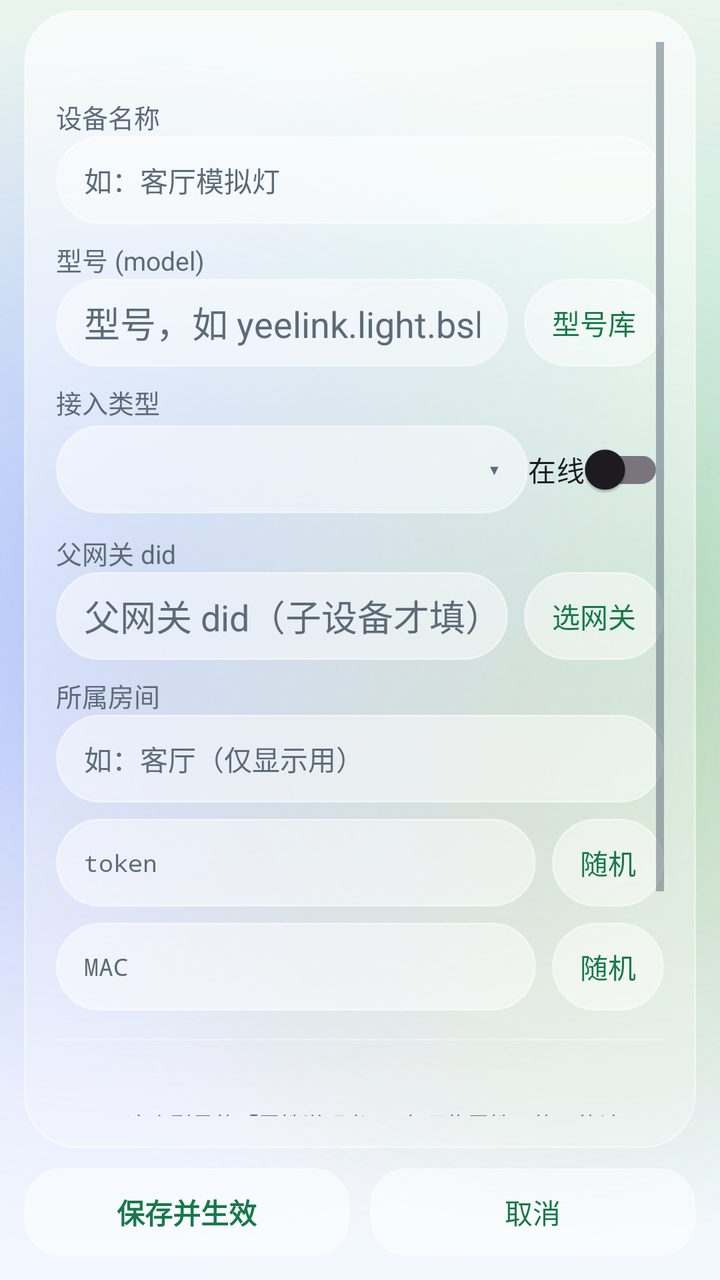
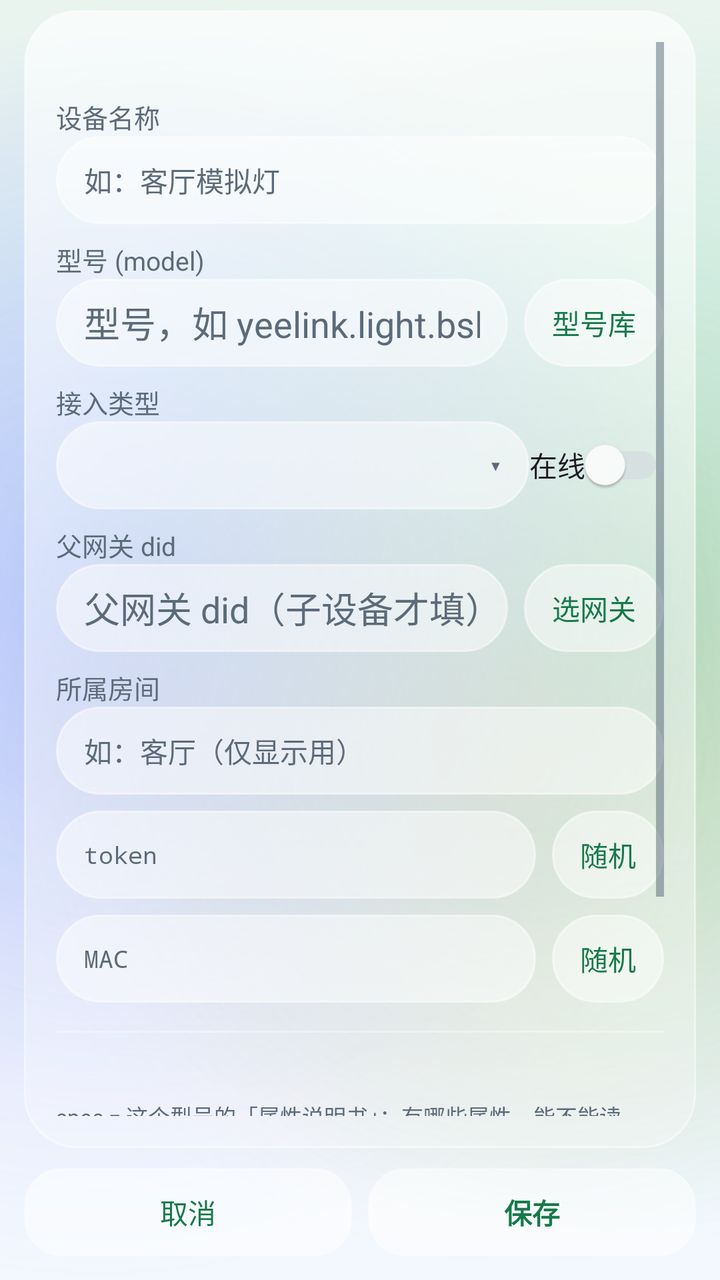

Screens rendered from an Android XML layout before and after an edit, with the pre-edit source and the edit as a unified diff.
<!-- AndroidManifest.xml: application theme Theme.MijiaSim -->
<!-- res/layout/activity_device_edit.xml -->
<?xml version="1.0" encoding="utf-8"?>
<LinearLayout xmlns:android="http://schemas.android.com/apk/res/android"
    android:layout_width="match_parent"
    android:layout_height="match_parent"
    android:orientation="vertical">

    
    <LinearLayout
        android:layout_width="match_parent"
        android:layout_height="0dp"
        android:layout_marginStart="12dp"
        android:layout_marginTop="5dp"
        android:layout_marginEnd="12dp"
        android:layout_marginBottom="0dp"
        android:layout_weight="1"
        android:background="@drawable/bg_glass_card_faint"
        android:orientation="vertical"
        android:padding="16dp">

        <ScrollView
            android:layout_width="match_parent"
            android:layout_height="match_parent"
            android:fillViewport="true"
            android:scrollbars="vertical">

            <LinearLayout
                android:layout_width="match_parent"
                android:layout_height="wrap_content"
                android:orientation="vertical">

            <TextView
                android:id="@+id/edit_did"
                android:layout_width="match_parent"
                android:layout_height="wrap_content"
                android:fontFamily="monospace"
                android:textColor="@color/ink_muted"
                android:textSize="13sp" />

            <TextView
                android:layout_width="match_parent"
                android:layout_height="wrap_content"
                android:paddingTop="10dp"
                android:text="@string/label_name"
                android:textColor="@color/ink_muted"
                android:textSize="13sp" />

            <EditText
                android:id="@+id/input_name"
                android:layout_width="match_parent"
                android:layout_height="44dp"
                android:background="@drawable/bg_glass_pill_input"
                android:gravity="center_vertical"
                android:hint="@string/hint_name"
                android:inputType="text"
                android:maxLines="1"
                android:paddingLeft="14dp"
                android:paddingRight="14dp"
                android:textColor="@color/ink"
                android:textColorHint="@color/ink_muted"
                android:textSize="14sp" />

            <TextView
                android:layout_width="match_parent"
                android:layout_height="wrap_content"
                android:paddingTop="8dp"
                android:text="@string/label_model"
                android:textColor="@color/ink_muted"
                android:textSize="13sp" />

            <LinearLayout
                android:layout_width="match_parent"
                android:layout_height="wrap_content"
                android:gravity="center_vertical"
                android:orientation="horizontal">

                <EditText
                    android:id="@+id/input_model"
                    android:layout_width="0dp"
                    android:layout_height="44dp"
                    android:layout_weight="1"
                    android:background="@drawable/bg_glass_pill_input"
                    android:gravity="center_vertical"
                    android:hint="@string/hint_model"
                    android:inputType="text"
                    android:maxLines="1"
                    android:minHeight="44dp"
                    android:paddingLeft="14dp"
                    android:paddingRight="14dp"
                    android:textColor="@color/ink"
                    android:textColorHint="@color/ink_muted" />

                <Button
                    android:id="@+id/btn_pick_model"
                    style="@style/Widget.MijiaSim.Button.Pill"
                    android:layout_width="wrap_content"
                    android:layout_height="44dp"
                    android:textSize="14sp"
                    android:layout_marginStart="8dp"
                    android:text="@string/action_pick_model" />
            </LinearLayout>

            <TextView
                android:layout_width="match_parent"
                android:layout_height="wrap_content"
                android:paddingTop="8dp"
                android:text="@string/label_type"
                android:textColor="@color/ink_muted"
                android:textSize="13sp" />

            <LinearLayout
                android:layout_width="match_parent"
                android:layout_height="wrap_content"
                android:gravity="center_vertical"
                android:orientation="horizontal">

                
                <FrameLayout
                    android:layout_width="0dp"
                    android:layout_height="44dp"
                    android:layout_weight="1"
                    android:background="@drawable/bg_glass_pill_input">

                    <Spinner
                        android:id="@+id/spinner_type"
                        android:layout_width="match_parent"
                        android:layout_height="44dp"
                        android:background="@null"
                        android:paddingStart="16dp"
                        android:paddingEnd="34dp" />

                    <TextView
                        android:layout_width="34dp"
                        android:layout_height="44dp"
                        android:layout_gravity="end"
                        android:gravity="center"
                        android:text="@string/status_arrow_open"
                        android:textColor="@color/ink_muted"
                        android:textSize="14sp" />
                </FrameLayout>

                <androidx.appcompat.widget.SwitchCompat
                    android:id="@+id/switch_online"
                    android:layout_width="wrap_content"
                    android:layout_height="wrap_content"
                    android:text="@string/label_online" />
            </LinearLayout>

            <TextView
                android:id="@+id/label_parent_row"
                android:layout_width="match_parent"
                android:layout_height="wrap_content"
                android:paddingTop="8dp"
                android:text="@string/label_parent_gateway"
                android:textColor="@color/ink_muted"
                android:textSize="13sp" />

            <LinearLayout
                android:id="@+id/parent_row"
                android:layout_width="match_parent"
                android:layout_height="wrap_content"
                android:gravity="center_vertical"
                android:orientation="horizontal">

                <EditText
                    android:id="@+id/input_parent_did"
                    android:layout_width="0dp"
                    android:layout_height="44dp"
                    android:layout_weight="1"
                    android:background="@drawable/bg_glass_pill_input"
                    android:gravity="center_vertical"
                    android:hint="@string/hint_parent_did"
                    android:inputType="number"
                    android:maxLines="1"
                    android:minHeight="44dp"
                    android:paddingLeft="14dp"
                    android:paddingRight="14dp"
                    android:textColor="@color/ink"
                    android:textColorHint="@color/ink_muted" />

                <Button
                    android:id="@+id/btn_pick_parent"
                    style="@style/Widget.MijiaSim.Button.Pill"
                    android:layout_width="wrap_content"
                    android:layout_height="44dp"
                    android:textSize="14sp"
                    android:layout_marginStart="8dp"
                    android:text="@string/action_pick_gateway" />
            </LinearLayout>

            <TextView
                android:layout_width="match_parent"
                android:layout_height="wrap_content"
                android:paddingTop="8dp"
                android:text="@string/label_room"
                android:textColor="@color/ink_muted"
                android:textSize="13sp" />

            <EditText
                android:id="@+id/input_room"
                android:layout_width="match_parent"
                android:layout_height="44dp"
                android:background="@drawable/bg_glass_pill_input"
                android:gravity="center_vertical"
                android:hint="@string/hint_room"
                android:inputType="text"
                android:maxLines="1"
                android:paddingLeft="14dp"
                android:paddingRight="14dp"
                android:textColor="@color/ink"
                android:textColorHint="@color/ink_muted"
                android:textSize="14sp" />

            <LinearLayout
                android:layout_width="match_parent"
                android:layout_height="wrap_content"
                android:gravity="center_vertical"
                android:orientation="horizontal"
                android:paddingTop="8dp">

                <EditText
                    android:id="@+id/input_token"
                    android:layout_width="0dp"
                    android:layout_height="44dp"
                    android:layout_weight="1"
                    android:background="@drawable/bg_glass_pill_input"
                    android:gravity="center_vertical"
                    android:fontFamily="monospace"
                    android:hint="@string/label_token"
                    android:inputType="textCapCharacters"
                    android:maxLines="1"
                    android:minHeight="44dp"
                    android:paddingLeft="14dp"
                    android:paddingRight="14dp"
                    android:textColor="@color/ink"
                    android:textColorHint="@color/ink_muted"
                    android:textSize="12sp" />

                <Button
                    android:id="@+id/btn_token"
                    style="@style/Widget.MijiaSim.Button.Pill"
                    android:layout_width="wrap_content"
                    android:layout_height="44dp"
                    android:textSize="14sp"
                    android:layout_marginStart="8dp"
                    android:text="@string/action_random" />
            </LinearLayout>

            <LinearLayout
                android:layout_width="match_parent"
                android:layout_height="wrap_content"
                android:gravity="center_vertical"
                android:orientation="horizontal"
                android:paddingTop="8dp">

                <EditText
                    android:id="@+id/input_mac"
                    android:layout_width="0dp"
                    android:layout_height="44dp"
                    android:layout_weight="1"
                    android:background="@drawable/bg_glass_pill_input"
                    android:gravity="center_vertical"
                    android:fontFamily="monospace"
                    android:hint="@string/label_mac"
                    android:inputType="textCapCharacters"
                    android:maxLines="1"
                    android:minHeight="44dp"
                    android:paddingLeft="14dp"
                    android:paddingRight="14dp"
                    android:textColor="@color/ink"
                    android:textColorHint="@color/ink_muted"
                    android:textSize="12sp" />

                <Button
                    android:id="@+id/btn_mac"
                    style="@style/Widget.MijiaSim.Button.Pill"
                    android:layout_width="wrap_content"
                    android:layout_height="44dp"
                    android:textSize="14sp"
                    android:layout_marginStart="8dp"
                    android:text="@string/action_random" />
            </LinearLayout>

            <View
                android:layout_width="match_parent"
                android:layout_height="1dp"
                android:layout_marginTop="14dp"
                android:layout_marginBottom="14dp"
                android:background="@color/glass_stroke_soft" />

            <TextView
                android:id="@+id/spec_summary"
                android:layout_width="match_parent"
                android:layout_height="wrap_content"
                android:textColor="@color/ink"
                android:textSize="13sp" />

            
            <TextView
                android:layout_width="match_parent"
                android:layout_height="wrap_content"
                android:paddingTop="2dp"
                android:text="@string/hint_spec_what"
                android:textColor="@color/ink_muted"
                android:textSize="11sp" />

            <LinearLayout
                android:layout_width="match_parent"
                android:layout_height="wrap_content"
                android:layout_marginTop="4dp"
                android:gravity="center_vertical"
                android:orientation="horizontal">

                <Button
                    android:id="@+id/btn_fetch_spec"
                    style="@style/Widget.MijiaSim.Button.Pill"
                    android:layout_width="wrap_content"
                    android:layout_height="44dp"
                    android:textSize="14sp"
                    android:text="@string/action_fetch_spec_online" />

                <Button
                    android:id="@+id/btn_reset_state"
                    style="@style/Widget.MijiaSim.Button.Pill"
                    android:layout_width="wrap_content"
                    android:layout_height="44dp"
                    android:textSize="14sp"
                    android:layout_marginStart="8dp"
                    android:text="@string/action_reset_state" />
            </LinearLayout>

            <TextView
                android:layout_width="match_parent"
                android:layout_height="wrap_content"
                android:paddingTop="12dp"
                android:text="@string/label_props"
                android:textColor="@color/ink"
                android:textSize="15sp"
                android:textStyle="bold" />

            <LinearLayout
                android:id="@+id/prop_container"
                android:layout_width="match_parent"
                android:layout_height="wrap_content"
                android:orientation="vertical" />

            </LinearLayout>
        </ScrollView>
    </LinearLayout>

    
    <LinearLayout
        android:id="@+id/bottom_action_bar"
        android:layout_width="match_parent"
        android:layout_height="wrap_content"
        android:gravity="center_vertical"
        android:orientation="horizontal"
        android:paddingStart="12dp"
        android:paddingTop="10dp"
        android:paddingEnd="12dp"
        android:paddingBottom="12dp">

        
        <Button
            android:id="@+id/btn_save"
            style="@style/Widget.MijiaSim.Button.Primary"
            android:layout_width="0dp"
            android:layout_height="44dp"
            android:layout_weight="1"
            android:background="@drawable/bg_glass_input_button"
            android:text="@string/action_save"
            android:textSize="14sp" />

        <Button
            android:id="@+id/btn_cancel"
            style="@style/Widget.MijiaSim.Button.Pill"
            android:layout_width="0dp"
            android:layout_height="44dp"
            android:layout_marginStart="10dp"
            android:layout_weight="1"
            android:background="@drawable/bg_glass_input_button"
            android:text="@string/action_cancel"
            android:textSize="14sp" />
    </LinearLayout>
</LinearLayout>
<!-- resources referenced by this layout -->
<resources>
  <color name="glass_stroke_soft">#4DFFFFFF</color>
  <color name="ink">#FF1B1F24</color>
  <color name="ink_muted">#FF5C6B7A</color>
  <string name="action_cancel">取消</string>
  <string name="action_pick_gateway">选网关</string>
  <string name="action_pick_model">型号库</string>
  <string name="action_random">随机</string>
  <string name="action_reset_state">重置实时状态</string>
  <string name="action_save">保存并生效</string>
  <string name="hint_name">如：客厅模拟灯</string>
  <string name="hint_parent_did">父网关 did（子设备才填）</string>
  <string name="hint_room">如：客厅（仅显示用）</string>
  <string name="label_mac">MAC</string>
  <string name="label_model">型号 (model)</string>
  <string name="label_name">设备名称</string>
  <string name="label_online">在线</string>
  <string name="label_parent_gateway">父网关 did</string>
  <string name="label_props">属性初值</string>
  <string name="label_room">所属房间</string>
  <string name="label_token">token</string>
  <string name="label_type">接入类型</string>
  <string name="status_arrow_open">▾</string>
  <style name="Theme.MijiaSim" parent="Theme.Material3.Light">
          <item name="colorPrimary">@color/accent</item>
          <item name="colorOnPrimary">@android:color/white</item>
          <item name="colorSecondary">@color/accent_deep</item>
          <item name="colorControlActivated">@color/accent</item>
          <item name="colorAccent">@color/accent_deep</item>
  
          <item name="android:colorBackground">@color/liquid_sky</item>
          <item name="android:windowBackground">@drawable/bg_liquid</item>
          <item name="android:textColorPrimary">@color/ink</item>
          <item name="android:textColorSecondary">@color/ink_muted</item>
          <item name="android:textColorHint">@color/ink_muted</item>
  
          
          <item name="android:windowDrawsSystemBarBackgrounds">true</item>
          <item name="android:statusBarColor">@android:color/transparent</item>
          <item name="android:navigationBarColor">@android:color/transparent</item>
          <item name="android:windowLightStatusBar">true</item>
          <item name="android:windowLightNavigationBar">true</item>
  
          
          <item name="actionBarStyle">@style/Widget.MijiaSim.ActionBar</item>
          <item name="actionBarTheme">@style/ThemeOverlay.MijiaSim.ActionBar</item>
          
          <item name="actionBarSize">37dp</item>
          <item name="android:actionBarSize">37dp</item>
          <item name="alertDialogTheme">@style/ThemeOverlay.MijiaSim.Dialog</item>
  
          
          <item name="actionOverflowMenuStyle">@style/Widget.MijiaSim.PopupMenu.Overflow</item>
          <item name="popupMenuStyle">@style/Widget.MijiaSim.PopupMenu</item>
          <item name="textAppearanceLargePopupMenu">@style/TextAppearance.MijiaSim.PopupMenuItem</item>
          <item name="textAppearanceSmallPopupMenu">@style/TextAppearance.MijiaSim.PopupMenuItem</item>
      </style>
  <color name="glass_card_faint_top">#A6FFFFFF</color>
  <color name="glass_stroke">#80FFFFFF</color>
  <color name="pill_pressed">#B3FFFFFF</color>
  <color name="pill_disabled">#40FFFFFF</color>
  <color name="glass_input_fill">#8CFFFFFF</color>
  <color name="pill_fill">#80FFFFFF</color>
  <color name="accent">#FF2bb673</color>
  <color name="accent_deep">#FF17794A</color>
  <color name="liquid_sky">#FFF3F8FF</color>
  <color name="liquid_mist">#FFEAF4EF</color>
  <color name="blob_mint">#552BB673</color>
  <color name="blob_blue">#4D4C9AFF</color>
  <color name="blob_violet">#3D8E7CFF</color>
  <color name="blob_amber">#2EF2A33C</color>
  <color name="dialog_fill">#F7FFFFFF</color>
  <color name="popup_bottom">#FFF6FAFF</color>
  <color name="popup_top">#FFFFFFFF</color>
  <color name="glass_divider">#14000000</color>
  <!-- unchanged entries left out for length: 21 -->
</resources>

<!-- the commit's change to res/layout/activity_device_edit.xml (unified diff, before → after) -->
@@ -361,24 +361,24 @@
 
         
         <Button
+            android:id="@+id/btn_cancel"
+            style="@style/Widget.MijiaSim.Button.Pill"
+            android:layout_width="0dp"
+            android:layout_height="44dp"
+            android:layout_weight="1"
+            android:background="@drawable/bg_glass_input_button"
+            android:text="@string/action_cancel"
+            android:textSize="14sp" />
+
+        <Button
             android:id="@+id/btn_save"
             style="@style/Widget.MijiaSim.Button.Primary"
             android:layout_width="0dp"
             android:layout_height="44dp"
+            android:layout_marginStart="8dp"
             android:layout_weight="1"
             android:background="@drawable/bg_glass_input_button"
             android:text="@string/action_save"
             android:textSize="14sp" />
-
-        <Button
-            android:id="@+id/btn_cancel"
-            style="@style/Widget.MijiaSim.Button.Pill"
-            android:layout_width="0dp"
-            android:layout_height="44dp"
-            android:layout_marginStart="10dp"
-            android:layout_weight="1"
-            android:background="@drawable/bg_glass_input_button"
-            android:text="@string/action_cancel"
-            android:textSize="14sp" />
     </LinearLayout>
 </LinearLayout>
<!-- resource entries referenced after the edit -->
@@ -8,7 +8,7 @@
   <string name="action_pick_model">型号库</string>
   <string name="action_random">随机</string>
   <string name="action_reset_state">重置实时状态</string>
-  <string name="action_save">保存并生效</string>
+  <string name="action_save">保存</string>
   <string name="hint_name">如：客厅模拟灯</string>
   <string name="hint_parent_did">父网关 did（子设备才填）</string>
   <string name="hint_room">如：客厅（仅显示用）</string>
@@ -55,6 +55,9 @@
           <item name="popupMenuStyle">@style/Widget.MijiaSim.PopupMenu</item>
           <item name="textAppearanceLargePopupMenu">@style/TextAppearance.MijiaSim.PopupMenuItem</item>
           <item name="textAppearanceSmallPopupMenu">@style/TextAppearance.MijiaSim.PopupMenuItem</item>
+  
+          
+          <item name="switchStyle">@style/Widget.MijiaSim.Switch</item>
       </style>
   <color name="glass_card_faint_top">#A6FFFFFF</color>
   <color name="glass_stroke">#80FFFFFF</color>
@@ -65,6 +68,10 @@
   <color name="accent">#FF2bb673</color>
   <color name="accent_deep">#FF17794A</color>
   <color name="liquid_sky">#FFF3F8FF</color>
+  <style name="Widget.MijiaSim.Switch" parent="Widget.AppCompat.CompoundButton.Switch">
+          <item name="trackTint">@color/switch_track</item>
+          <item name="thumbTint">@color/switch_thumb</item>
+      </style>
   <color name="liquid_mist">#FFEAF4EF</color>
   <color name="blob_mint">#552BB673</color>
   <color name="blob_blue">#4D4C9AFF</color>
